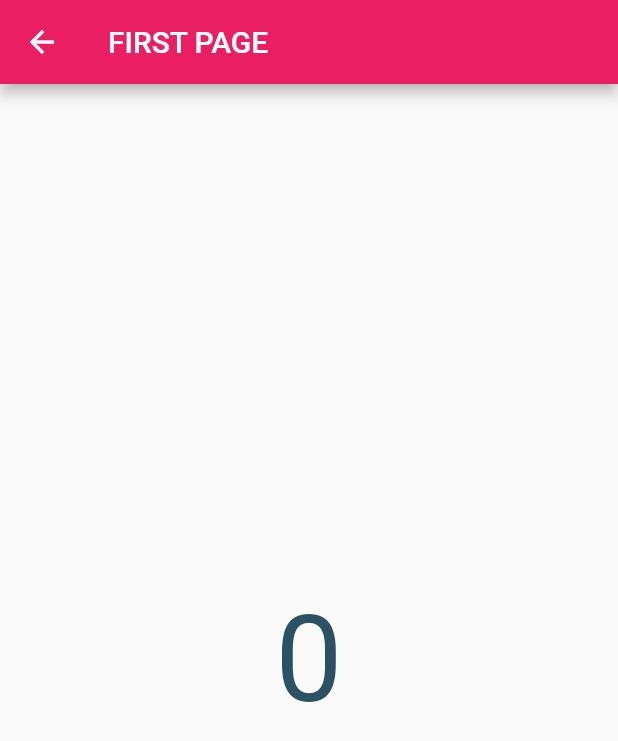
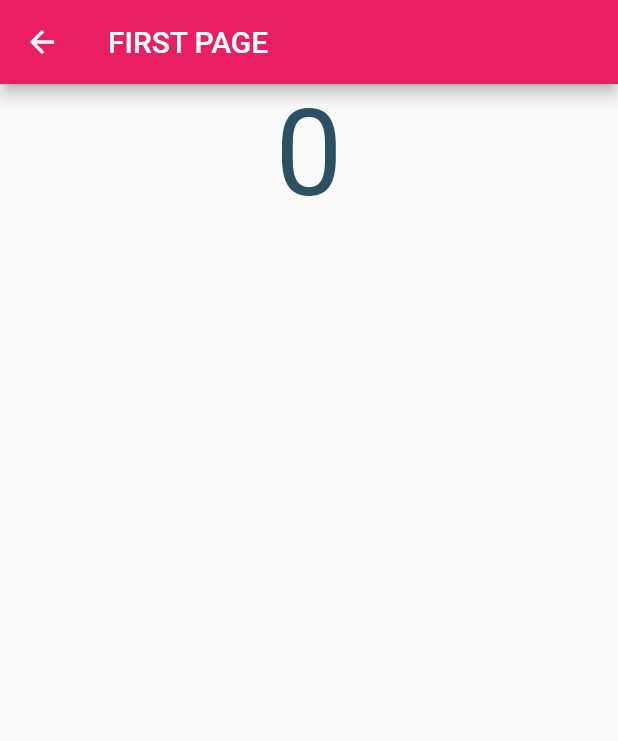
Before and after one commit to muslimah27/tugas_state, a Flutter app: the screen it shows after launch, after a tap on an icon or button, on a phone screen of 412 x 824 dp. Shown: the top 741 px of the screen. Run offline on Flutter 3.47's test engine with Material 2 defaults, Android fonts, the phone set to English and light mode, and no system bars.

Commit message:
last edit

```diff
--- a/lib/main.dart
+++ b/lib/main.dart
@@ -50,12 +50,14 @@ class _MyHomePageState extends State<MyHomePage> {
       appBar: AppBar(
         title: Text(widget.title),
       ),
-      body: Center(
+      body: Container(
+
           child: Column(
-          mainAxisAlignment: MainAxisAlignment.center,
+            crossAxisAlignment: CrossAxisAlignment.start,
+
             children: <Widget>[
               const Text(
-              'Jumlah ketika tombol ditekan:',
+                'Jumlah ketika tombol ditekan:', style: TextStyle(fontSize: 24)
               ),
               const SizedBox(height: 30),
               Text(
@@ -64,12 +66,12 @@ class _MyHomePageState extends State<MyHomePage> {
               ),
               const SizedBox(height: 50),
               const Text(
-              'Silahkan pilih halaman di bawah ini:',
+                'Silahkan pilih halaman di bawah ini:', style: TextStyle(fontSize: 24)
               ),
-            const SizedBox(height: 10),
+              const SizedBox(height: 20),
 
+            Row(children: [
                ButtonBar(
-              alignment: MainAxisAlignment.center,
                 children: [
 
                   ElevatedButton(
@@ -79,7 +81,7 @@ class _MyHomePageState extends State<MyHomePage> {
                       arguments: Info('$_counter'));
                     },
                   ),
-                const SizedBox(height: 10),
+                  const SizedBox(height: 20),
                   ElevatedButton(
                     child: const Text('2'),
                     onPressed: () {
@@ -87,7 +89,7 @@ class _MyHomePageState extends State<MyHomePage> {
                       arguments: Info('$_counter'));
                     },
                   ),
-                const SizedBox(height: 10),
+                  const SizedBox(height: 20),
                   ElevatedButton(
                     child: const Text('3'),
                     onPressed: () {
@@ -98,10 +100,14 @@ class _MyHomePageState extends State<MyHomePage> {
 
                 ]
               ),
+            ],)
 
             ],
+
           ),
+
         ),
+
 
       floatingActionButton: FloatingActionButton(
         onPressed: _incrementCounter,
@@ -132,7 +138,7 @@ class FirstPage extends StatelessWidget {
         title: Text(title),
       ),
       body: Column(
-        mainAxisAlignment: MainAxisAlignment.center,
+
         children: [
           Center(
             child: Text(args.count,
```
Lines whose indentation alone changed are shown as unchanged.
